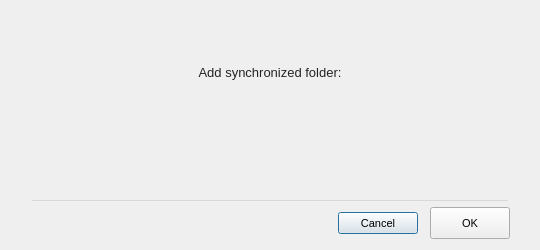
Old version of the form src/MEGASync/gui/macx/BindFolderDialog.ui in the repository meganz/MEGAsync.
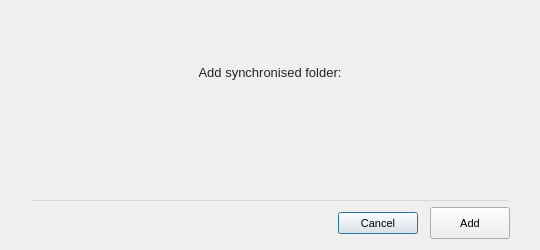
New version of the form. Icons and pictures are not drawn. Custom widgets are drawn as their Qt base class.

The edit to the form file:
```diff
--- a/src/MEGASync/gui/macx/BindFolderDialog.ui
+++ b/src/MEGASync/gui/macx/BindFolderDialog.ui
@@ -88,7 +88,7 @@
       </sizepolicy>
      </property>
      <property name="text">
-      <string>Add synchronized folder:</string>
+      <string>Add synchronised folder:</string>
      </property>
      <property name="alignment">
       <set>Qt::AlignCenter</set>
@@ -211,7 +211,7 @@
          </size>
         </property>
         <property name="text">
-         <string>OK</string>
+         <string>Add</string>
         </property>
        </widget>
       </item>
```
Left out of the diff: 2 changed lines with no effect on the pictures.
